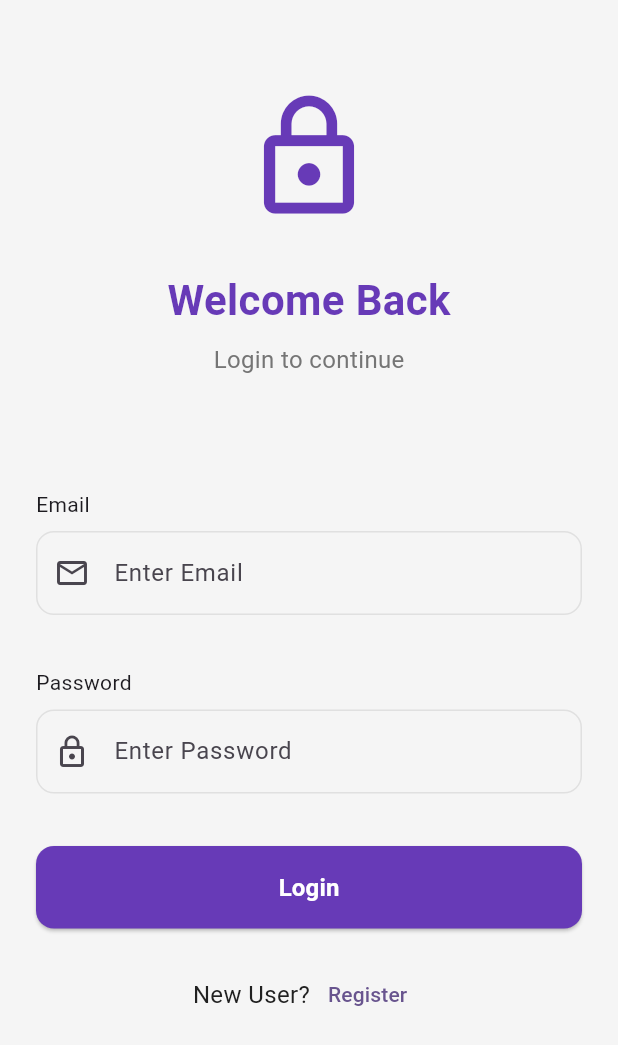
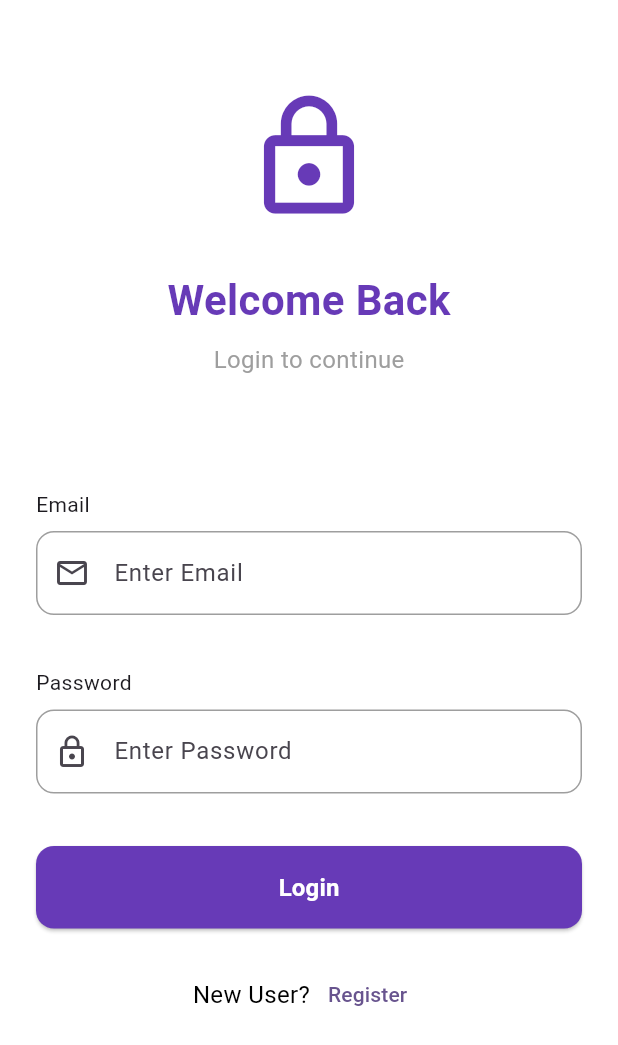
Before and after one commit to deepika1908/user_detail_app, a Flutter app: the screen it shows after launch, on a phone screen of 412 x 824 dp. Shown: the top 1045 px of the screen. Run offline on Flutter 3.47's test engine with Material 3 defaults, Android fonts, the phone set to English and light mode, and no system bars; our stand-ins replace flutter_bloc.

Commit message:
AppColor

```diff
--- a/lib/core/theme/app_colors.dart
+++ b/lib/core/theme/app_colors.dart
@@ -3,31 +3,17 @@ import 'package:flutter/material.dart';
 class AppColors {
   AppColors._();
 
-  // Primary Colors
-  static const Color primary = Color(0xFF673AB7);
-  static const Color secondary = Color(0xFF9575CD);
+  static const white = Color(0xFFFFFFFF);
+  static const black = Color(0xFF000000);
+  static const grey = Color(0xFF9E9E9E);
+  static const red = Color(0xFFF44336);
+  static const primary = Color(0xFF673AB7);
+  static const secondary = Color(0xFF9575CD);
 
-  // Background
-  static const Color scaffoldBackground = Color(0xFFF5F5F5);
-  static const Color cardBackground = Colors.white;
-
-  // Basic Colors
-  static const Color white = Colors.white;
-  static const Color black = Colors.black;
-  static const Color red = Colors.red;
-
-  // Text Colors
-  static const Color textPrimary = Color(0xFF212121);
-  static const Color textSecondary = Color(0xFF757575);
-
-  // Border
-  static const Color border = Color(0xFFE0E0E0);
-
-  // Status Colors
-  static const Color success = Colors.green;
-  static const Color error = Colors.red;
-  static const Color warning = Colors.orange;
-
-  // Others
-  static const Color grey = Colors.grey;
+  static const scaffoldBackground = white;
+  static const cardBackground = white;
+  static const textPrimary = black;
+  static const textSecondary = grey;
+  static const border = grey;
+  static const error = red;
 }
```
